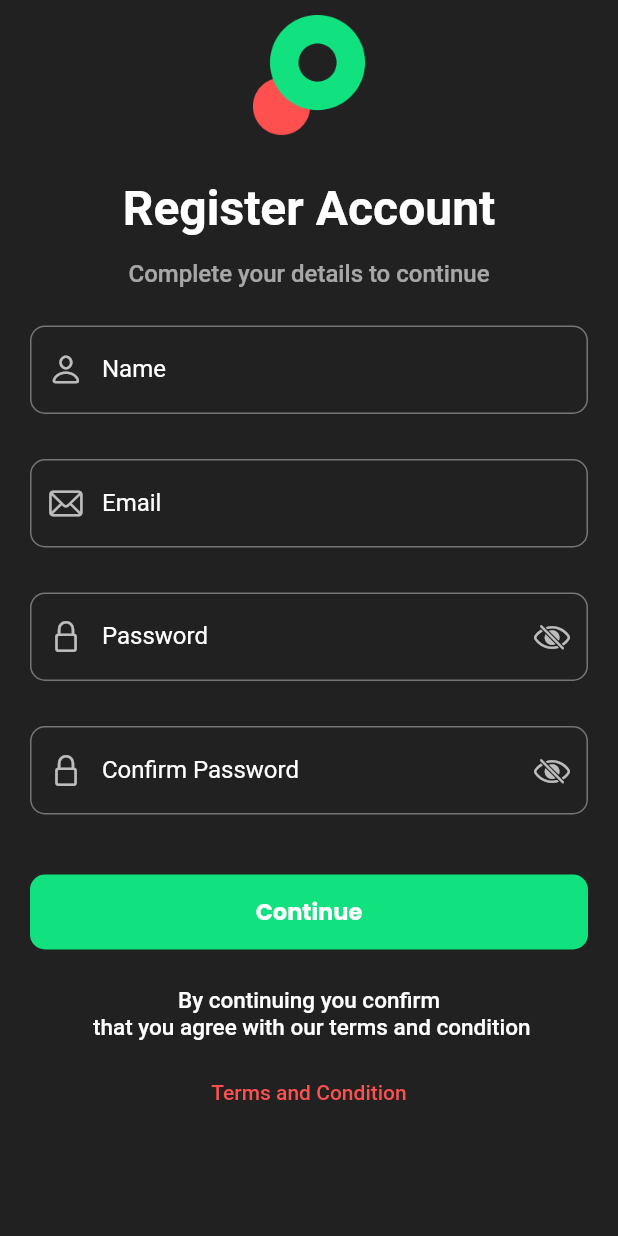
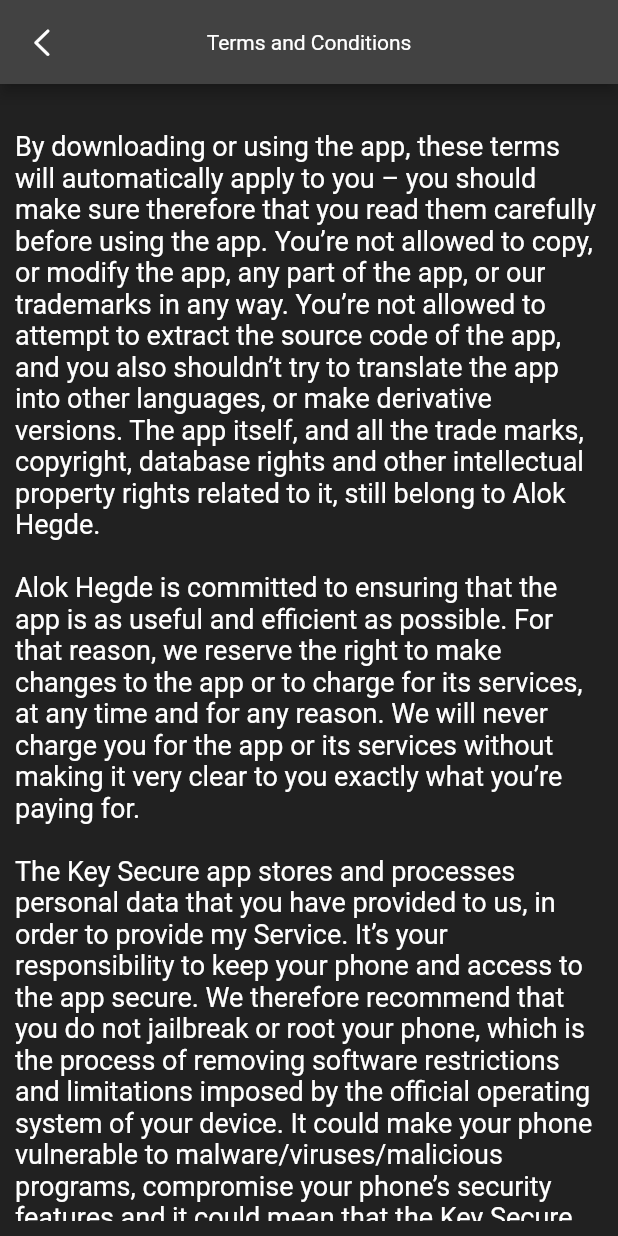
Before and after one commit to alokhegde2/key-secure, a Flutter app: the Register screen opened directly, after a tap on "Terms and Condition", on a phone screen of 412 x 824 dp. Run offline on Flutter 3.47's test engine with Material 2 defaults, Android fonts, the phone set to English and light mode, and no system bars; our stand-ins replace animated_splash_screen, flutter_svg, get, google_fonts; missing offline and left inert: clipboard; Roboto replaces fonts that are missing (Ubuntu).

Commit message:
Added terms and coditions and privacy and policy

```diff
--- a/key_secure/lib/views/auth/sign_up/register.dart
+++ b/key_secure/lib/views/auth/sign_up/register.dart
@@ -4,6 +4,7 @@ import 'package:get/get.dart';
 import 'package:google_fonts/google_fonts.dart';
 import 'package:key_secure/controllers/auth_controller.dart';
 import 'package:key_secure/views/auth/sign_up/masterpin.dart';
+import 'package:key_secure/views/static/terms_and_cond.dart';
 import 'package:key_secure/widgets/error.dart';
 
 class Register extends StatelessWidget {
@@ -223,7 +224,9 @@ class Register extends StatelessWidget {
                   height: 10.0,
                 ),
                 TextButton(
-                  onPressed: () {},
+                  onPressed: () {
+                    Get.to(TermsAndConditons());
+                  },
                   child: Text(
                     "Terms and Condition",
                     style: GoogleFonts.ubuntu(
--- /dev/null
+++ b/key_secure/lib/views/static/privacy_policy.dart
@@ -0,0 +1,95 @@
+import 'package:flutter/cupertino.dart';
+import 'package:flutter/material.dart';
+import 'package:get/get.dart';
+import 'package:google_fonts/google_fonts.dart';
+
+class PrivacyPolicy extends StatelessWidget {
+  @override
+  Widget build(BuildContext context) {
+    return Scaffold(
+      appBar: AppBar(
+        title: Text(
+          "Privacy Policy",
+          style: TextStyle(color: Colors.white),
+        ),
+        centerTitle: true,
+        leading: IconButton(
+          icon: Icon(CupertinoIcons.chevron_left),
+          onPressed: () {
+            Get.back();
+          },
+        ),
+      ),
+      body: Container(
+        margin: EdgeInsets.all(10.0),
+        child: ListView(
+          children: [
+            Text("""Privacy Policy
+Alok Hegde built the Key Secure app as a Freemium app. This SERVICE is provided by Alok Hegde at no cost and is intended for use as is.
+
+This page is used to inform visitors regarding my policies with the collection, use, and disclosure of Personal Information if anyone decided to use my Service.
+
+If you choose to use my Service, then you agree to the collection and use of information in relation to this policy. The Personal Information that I collect is used for providing and improving the Service. I will not use or share your information with anyone except as described in this Privacy Policy.
+
+The terms used in this Privacy Policy have the same meanings as in our Terms and Conditions, which is accessible at Key Secure unless otherwise defined in this Privacy Policy.
+
+Information Collection and Use
+
+For a better experience, while using our Service, I may require you to provide us with certain personally identifiable information. The information that I request will be retained on your device and is not collected by me in any way.
+
+The app does use third party services that may collect information used to identify you.
+
+Link to privacy policy of third party service providers used by the app
+
+Google Play Services
+Log Data
+
+I want to inform you that whenever you use my Service, in a case of an error in the app I collect data and information (through third party products) on your phone called Log Data. This Log Data may include information such as your device Internet Protocol (“IP”) address, device name, operating system version, the configuration of the app when utilizing my Service, the time and date of your use of the Service, and other statistics.
+
+Cookies
+
+Cookies are files with a small amount of data that are commonly used as anonymous unique identifiers. These are sent to your browser from the websites that you visit and are stored on your device's internal memory.
+
+This Service does not use these “cookies” explicitly. However, the app may use third party code and libraries that use “cookies” to collect information and improve their services. You have the option to either accept or refuse these cookies and know when a cookie is being sent to your device. If you choose to refuse our cookies, you may not be able to use some portions of this Service.
+
+Service Providers
+
+I may employ third-party companies and individuals due to the following reasons:
+
+To facilitate our Service;
+To provide the Service on our behalf;
+To perform Service-related services; or
+To assist us in analyzing how our Service is used.
+I want to inform users of this Service that these third parties have access to your Personal Information. The reason is to perform the tasks assigned to them on our behalf. However, they are obligated not to disclose or use the information for any other purpose.
+
+Security
+
+I value your trust in providing us your Personal Information, thus we are striving to use commercially acceptable means of protecting it. But remember that no method of transmission over the internet, or method of electronic storage is 100% secure and reliable, and I cannot guarantee its absolute security.
+
+Links to Other Sites
+
+This Service may contain links to other sites. If you click on a third-party link, you will be directed to that site. Note that these external sites are not operated by me. Therefore, I strongly advise you to review the Privacy Policy of these websites. I have no control over and assume no responsibility for the content, privacy policies, or practices of any third-party sites or services.
+
+Children’s Privacy
+
+These Services do not address anyone under the age of 13. I do not knowingly collect personally identifiable information from children under 13 years of age. In the case I discover that a child under 13 has provided me with personal information, I immediately delete this from our servers. If you are a parent or guardian and you are aware that your child has provided us with personal information, please contact me so that I will be able to do necessary actions.
+
+Changes to This Privacy Policy
+
+I may update our Privacy Policy from time to time. Thus, you are advised to review this page periodically for any changes. I will notify you of any changes by posting the new Privacy Policy on this page.
+
+This policy is effective as of 2021-05-08
+
+Contact Us
+
+If you have any questions or suggestions about my Privacy Policy, do not hesitate to contact me at hegdealok@yahoo.com.
+
+This privacy policy page was created at privacypolicytemplate.net and modified/generated by App Privacy Policy Generator
+
+""",style: GoogleFonts.ubuntu(fontSize: 18),)
+          ],
+        ),
+      ),
+    );
+  }
+}
--- /dev/null
+++ b/key_secure/lib/views/static/terms_and_cond.dart
@@ -0,0 +1,67 @@
+import 'package:flutter/cupertino.dart';
+import 'package:flutter/material.dart';
+import 'package:get/get.dart';
+import 'package:google_fonts/google_fonts.dart';
+
+class TermsAndConditons extends StatelessWidget {
+  @override
+  Widget build(BuildContext context) {
+    return Scaffold(
+      appBar: AppBar(
+        title: Text(
+          "Terms and Conditions",
+          style: TextStyle(color: Colors.white),
+        ),
+        centerTitle: true,
+        leading: IconButton(
+          icon: Icon(CupertinoIcons.chevron_left),
+          onPressed: () {
+            Get.back();
+          },
+        ),
+      ),
+      body: Container(
+        margin: EdgeInsets.all(10.0),
+        child: ListView(
+          children: [
+            Text("""
+
+By downloading or using the app, these terms will automatically apply to you – you should make sure therefore that you read them carefully before using the app. You’re not allowed to copy, or modify the app, any part of the app, or our trademarks in any way. You’re not allowed to attempt to extract the source code of the app, and you also shouldn’t try to translate the app into other languages, or make derivative versions. The app itself, and all the trade marks, copyright, database rights and other intellectual property rights related to it, still belong to Alok Hegde.
+
+Alok Hegde is committed to ensuring that the app is as useful and efficient as possible. For that reason, we reserve the right to make changes to the app or to charge for its services, at any time and for any reason. We will never charge you for the app or its services without making it very clear to you exactly what you’re paying for.
+
+The Key Secure app stores and processes personal data that you have provided to us, in order to provide my Service. It’s your responsibility to keep your phone and access to the app secure. We therefore recommend that you do not jailbreak or root your phone, which is the process of removing software restrictions and limitations imposed by the official operating system of your device. It could make your phone vulnerable to malware/viruses/malicious programs, compromise your phone’s security features and it could mean that the Key Secure app won’t work properly or at all.
+
+The app does use third party services that declare their own Terms and Conditions.
+
+Link to Terms and Conditions of third party service providers used by the app
+
+*   [Google Play Services](https://policies.google.com/terms)
+
+You should be aware that there are certain things that Alok Hegde will not take responsibility for. Certain functions of the app will require the app to have an active internet connection. The connection can be Wi-Fi, or provided by your mobile network provider, but Alok Hegde cannot take responsibility for the app not working at full functionality if you don’t have access to Wi-Fi, and you don’t have any of your data allowance left.
+
+If you’re using the app outside of an area with Wi-Fi, you should remember that your terms of the agreement with your mobile network provider will still apply. As a result, you may be charged by your mobile provider for the cost of data for the duration of the connection while accessing the app, or other third party charges. In using the app, you’re accepting responsibility for any such charges, including roaming data charges if you use the app outside of your home territory (i.e. region or country) without turning off data roaming. If you are not the bill payer for the device on which you’re using the app, please be aware that we assume that you have received permission from the bill payer for using the app.
+
+Along the same lines, Alok Hegde cannot always take responsibility for the way you use the app i.e. You need to make sure that your device stays charged – if it runs out of battery and you can’t turn it on to avail the Service, Alok Hegde cannot accept responsibility.
+
+With respect to Alok Hegde’s responsibility for your use of the app, when you’re using the app, it’s important to bear in mind that although we endeavour to ensure that it is updated and correct at all times, we do rely on third parties to provide information to us so that we can make it available to you. Alok Hegde accepts no liability for any loss, direct or indirect, you experience as a result of relying wholly on this functionality of the app.
+
+At some point, we may wish to update the app. The app is currently available on Android, iOS & KaiOS – the requirements for system(and for any additional systems we decide to extend the availability of the app to) may change, and you’ll need to download the updates if you want to keep using the app. Alok Hegde does not promise that it will always update the app so that it is relevant to you and/or works with the Android, iOS & KaiOS version that you have installed on your device. However, you promise to always accept updates to the application when offered to you, We may also wish to stop providing the app, and may terminate use of it at any time without giving notice of termination to you. Unless we tell you otherwise, upon any termination, (a) the rights and licenses granted to you in these terms will end; (b) you must stop using the app, and (if needed) delete it from your device.
+
+**Changes to This Terms and Conditions**
+
+I may update our Terms and Conditions from time to time. Thus, you are advised to review this page periodically for any changes. I will notify you of any changes by posting the new Terms and Conditions on this page.
+
+These terms and conditions are effective as of 2021-05-08
+
+**Contact Us**
+
+If you have any questions or suggestions about my Terms and Conditions, do not hesitate to contact me at hegdealok@yahoo.com.
+
+This Terms and Conditions page was generated by [App Privacy Policy Generator](https://app-privacy-policy-generator.nisrulz.com/)""",style: GoogleFonts.ubuntu(fontSize: 18),)
+          ],
+        ),
+      ),
+    );
+  }
+}
```
